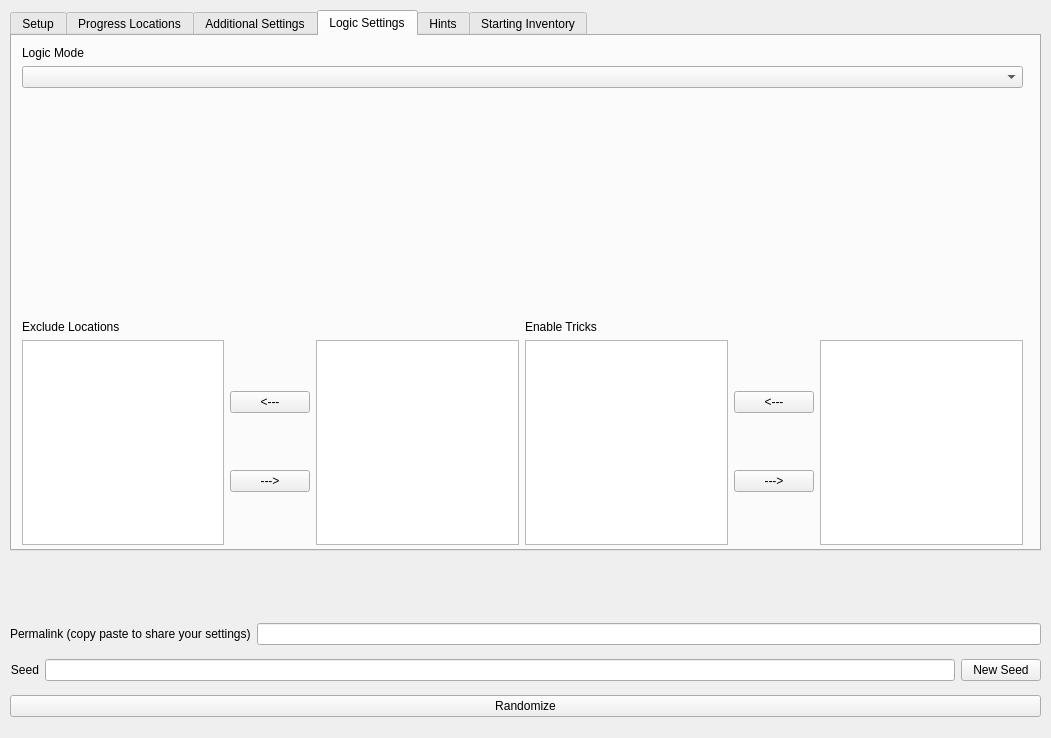
Before: the Qt Designer form gui/randogui.ui in ssrando/ssrando, drawn with Qt 5.
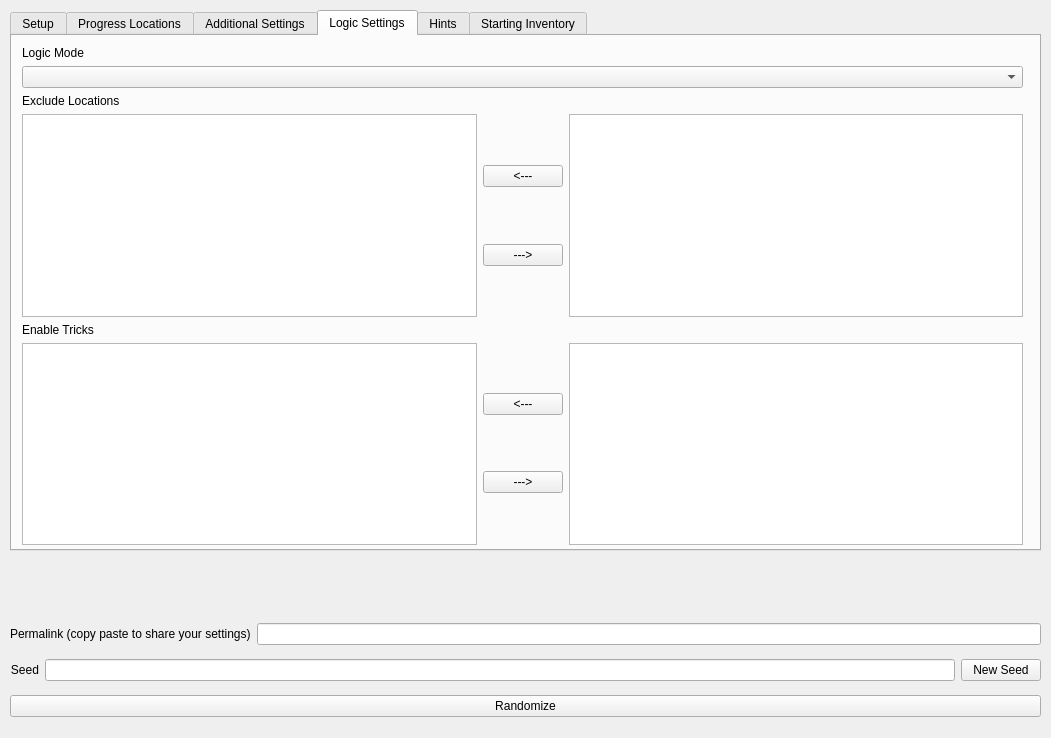
After: the same form once the commit is applied. The open tabs and pages were chosen to show the change.

Commit message: basic wiring for excluded locations

```diff
--- a/gui/randogui.ui
+++ b/gui/randogui.ui
@@ -64,7 +64,7 @@
      <string/>
     </property>
     <property name="currentIndex">
-     <number>2</number>
+     <number>3</number>
     </property>
     <widget class="QWidget" name="tab">
      <attribute name="title">
@@ -1561,21 +1561,6 @@
         <widget class="QComboBox" name="option_logic_mode"/>
        </item>
        <item>
-        <spacer name="verticalSpacer_7">
-         <property name="orientation">
-          <enum>Qt::Vertical</enum>
-         </property>
-         <property name="sizeHint" stdset="0">
-          <size>
-           <width>20</width>
-           <height>40</height>
-          </size>
-         </property>
-        </spacer>
-       </item>
-       <item>
-        <layout class="QHBoxLayout" name="horizontalLayout_2">
-         <item>
           <layout class="QVBoxLayout" name="verticalLayout_19">
            <item>
             <widget class="QLabel" name="label">
@@ -1587,7 +1572,7 @@
            <item>
             <layout class="QHBoxLayout" name="horizontalLayout_17">
              <item>
-              <widget class="QListView" name="enabled_locations"/>
+            <widget class="QListView" name="included_locations"/>
              </item>
              <item>
               <layout class="QVBoxLayout" name="verticalLayout_20">
@@ -1608,7 +1593,7 @@
               </layout>
              </item>
              <item>
-              <widget class="QListWidget" name="disabled_locations"/>
+            <widget class="QListView" name="excluded_locations"/>
              </item>
             </layout>
            </item>
@@ -1648,8 +1633,6 @@
              </item>
              <item>
               <widget class="QListView" name="disabled_tricks"/>
-             </item>
-            </layout>
            </item>
           </layout>
          </item>
```
Lines whose indentation alone changed are shown as unchanged. The commit also changes 4 other files.
